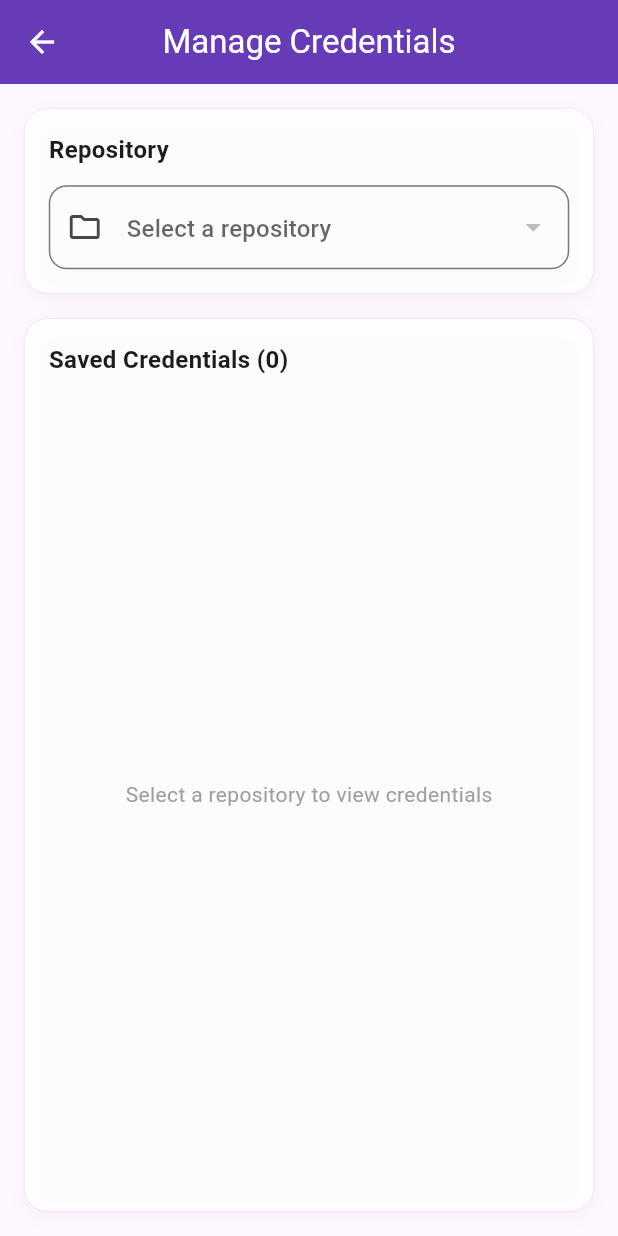
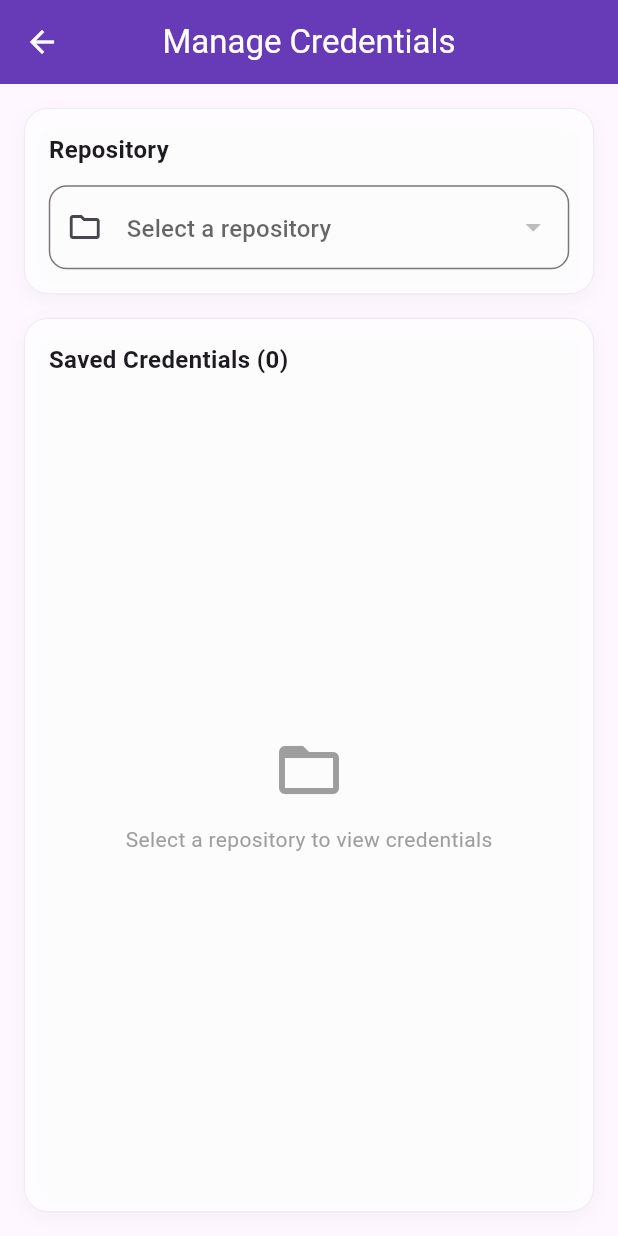
Before and after one commit to ivanquiroscenteno1234/jules-mobile-wrapper, a Flutter app: the CredsScreen screen opened directly, on a phone screen of 412 x 824 dp. Run offline on Flutter 3.47's test engine with Material 3 defaults, Android fonts, the phone set to English and light mode, and no system bars; our stand-ins replace flutter_local_notifications, shared_preferences; missing offline and left inert: record; accounts and stored records are empty; network calls fail.

Commit message:
🎨 Palette: Improve Credentials Screen empty state and button UX
Co-authored-by: ivanquiroscenteno1234 <105391600+ivanquiroscenteno1234@users.noreply.github.com>

```diff
--- a/mobile_jules/client/lib/creds_screen.dart
+++ b/mobile_jules/client/lib/creds_screen.dart
@@ -131,9 +131,8 @@ class _CredsScreenState extends State<CredsScreen> {
                             ? Icons.visibility
                             : Icons.visibility_off,
                       ),
-                      tooltip: obscurePassword
-                          ? 'Show Password'
-                          : 'Hide Password',
+                      tooltip:
+                          obscurePassword ? 'Show Password' : 'Hide Password',
                       onPressed: () => setDialogState(
                         () => obscurePassword = !obscurePassword,
                       ),
@@ -148,21 +147,18 @@ class _CredsScreenState extends State<CredsScreen> {
               onPressed: () => Navigator.pop(context, false),
               child: const Text('Cancel'),
             ),
-            Tooltip(
-              message:
-                  (nameController.text.isEmpty ||
+            ElevatedButton(
+              onPressed: (nameController.text.isEmpty ||
                       usernameController.text.isEmpty ||
                       passwordController.text.isEmpty)
-                  ? 'Please fill all fields'
-                  : 'Save credential',
-              child: ElevatedButton(
-                onPressed:
-                    (nameController.text.isEmpty ||
+                  ? null
+                  : () => Navigator.pop(context, true),
+              child: Text(
+                (nameController.text.isEmpty ||
                         usernameController.text.isEmpty ||
                         passwordController.text.isEmpty)
-                    ? null
-                    : () => Navigator.pop(context, true),
-                child: const Text('Save'),
+                    ? 'Fill all fields'
+                    : 'Save',
               ),
             ),
           ],
@@ -341,13 +337,23 @@ class _CredsScreenState extends State<CredsScreen> {
                       ],
                     ),
                     const SizedBox(height: 16),
-
                     if (_selectedRepo == null)
                       const Expanded(
                         child: Center(
-                          child: Text(
-                            'Select a repository to view credentials',
-                            style: TextStyle(color: Colors.grey),
+                          child: Column(
+                            mainAxisAlignment: MainAxisAlignment.center,
+                            children: [
+                              Icon(
+                                Icons.folder_open,
+                                size: 48,
+                                color: Colors.grey,
+                              ),
+                              SizedBox(height: 12),
+                              Text(
+                                'Select a repository to view credentials',
+                                style: TextStyle(color: Colors.grey),
+                              ),
+                            ],
                           ),
                         ),
                       )
```
Also changed, not shown: 1 other file.
